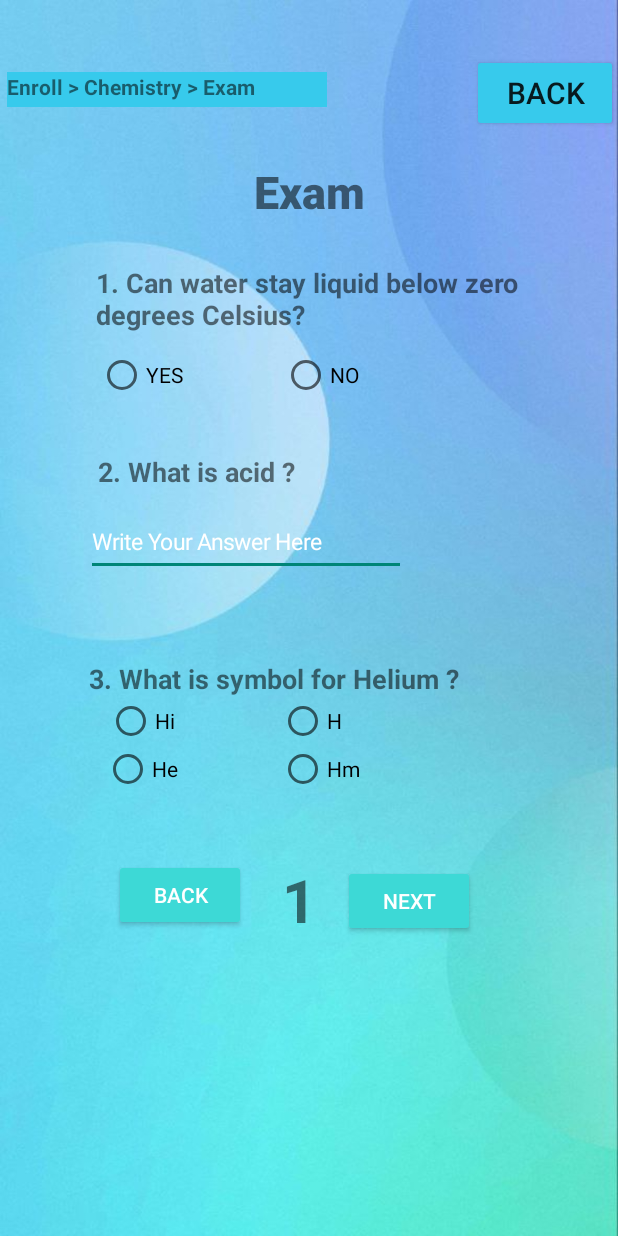
After one commit to Wan2729/Fect-DO, an Android app: the ChemistryExam screen opened directly, with no data from a screen before it, on a phone screen of 412 x 824 dp. The commit adds this screen. Run offline under Robolectric (Android 15) with nearby library versions, the phone set to English and light mode, and no system bars; Roboto replaces fonts that are not available here.

Commit message:
Chemistry Exam Page

```diff
--- a/app/build.gradle
+++ b/app/build.gradle
@@ -25,6 +25,7 @@ android {
         sourceCompatibility JavaVersion.VERSION_1_8
         targetCompatibility JavaVersion.VERSION_1_8
     }
+    namespace 'com.example.fectdo'
 }
 
 dependencies {
--- a/app/src/main/AndroidManifest.xml
+++ b/app/src/main/AndroidManifest.xml
@@ -1,7 +1,6 @@
 <?xml version="1.0" encoding="utf-8"?>
 <manifest xmlns:android="http://schemas.android.com/apk/res/android"
-    xmlns:tools="http://schemas.android.com/tools"
-    package="com.example.fectdo">
+    xmlns:tools="http://schemas.android.com/tools">
 
     <application
         android:allowBackup="true"
@@ -13,6 +12,9 @@
         android:supportsRtl="true"
         android:theme="@style/Theme.FectDo"
         tools:targetApi="31">
+        <activity
+            android:name=".ChemistryExam"
+            android:exported="false" />
         <activity
             android:name=".LoginPage"
             android:exported="false" />
--- /dev/null
+++ b/app/src/main/java/com/example/fectdo/ChemistryExam.java
@@ -0,0 +1,14 @@
+package com.example.fectdo;
+
+import androidx.appcompat.app.AppCompatActivity;
+
+import android.os.Bundle;
+
+public class ChemistryExam extends AppCompatActivity {
+
+    @Override
+    protected void onCreate(Bundle savedInstanceState) {
+        super.onCreate(savedInstanceState);
+        setContentView(R.layout.chemistry_exam);
+    }
+}
--- /dev/null
+++ b/app/src/main/res/layout/chemistry_exam.xml
@@ -0,0 +1,214 @@
+<?xml version="1.0" encoding="utf-8"?>
+<androidx.constraintlayout.widget.ConstraintLayout xmlns:android="http://schemas.android.com/apk/res/android"
+    xmlns:app="http://schemas.android.com/apk/res-auto"
+    xmlns:tools="http://schemas.android.com/tools"
+    android:layout_width="match_parent"
+    android:layout_height="match_parent"
+    android:background="@drawable/wallpaper6"
+    tools:context=".ChemistryExam">
+
+    <Button
+        android:id="@+id/chemisExamBackBTN"
+        android:layout_width="97dp"
+        android:layout_height="52dp"
+        android:layout_marginTop="36dp"
+        android:backgroundTint="#37CAEC"
+        android:text="BACK"
+        android:textSize="20sp"
+        app:cornerRadius="80dp"
+        app:layout_constraintEnd_toEndOf="parent"
+        app:layout_constraintHorizontal_bias="1.0"
+        app:layout_constraintStart_toStartOf="parent"
+        app:layout_constraintTop_toTopOf="parent" />
+
+    <TextView
+        android:id="@+id/textView5"
+        android:layout_width="213dp"
+        android:layout_height="23dp"
+        android:layout_marginTop="48dp"
+        android:background="#37CAEC"
+        android:text="Enroll > Chemistry > Exam"
+        android:textStyle="bold"
+        app:layout_constraintEnd_toStartOf="@+id/chemisExamBackBTN"
+        app:layout_constraintHorizontal_bias="0.048"
+        app:layout_constraintStart_toStartOf="parent"
+        app:layout_constraintTop_toTopOf="parent" />
+
+    <androidx.constraintlayout.widget.ConstraintLayout
+        android:layout_width="410dp"
+        android:layout_height="545dp"
+        android:layout_marginTop="20dp"
+        app:layout_constraintBottom_toBottomOf="parent"
+        app:layout_constraintEnd_toEndOf="parent"
+        app:layout_constraintHorizontal_bias="1.0"
+        app:layout_constraintStart_toStartOf="parent"
+        app:layout_constraintTop_toBottomOf="@+id/textView5"
+        app:layout_constraintVertical_bias="0.0">
+
+        <TextView
+            android:id="@+id/textView"
+            android:layout_width="wrap_content"
+            android:layout_height="wrap_content"
+            android:layout_marginTop="16dp"
+            android:fontFamily="sans-serif-medium"
+            android:text="Exam"
+            android:textSize="30sp"
+            android:textStyle="bold"
+            app:layout_constraintEnd_toEndOf="parent"
+            app:layout_constraintHorizontal_bias="0.498"
+            app:layout_constraintStart_toStartOf="parent"
+            app:layout_constraintTop_toTopOf="parent" />
+
+        <TextView
+            android:id="@+id/textView2"
+            android:layout_width="wrap_content"
+            android:layout_height="wrap_content"
+            android:layout_marginTop="28dp"
+            android:text="1. Can water stay liquid below zero \ndegrees Celsius?"
+            android:textSize="18dp"
+            android:textStyle="bold"
+            app:layout_constraintEnd_toEndOf="parent"
+            app:layout_constraintStart_toStartOf="parent"
+            app:layout_constraintTop_toBottomOf="@+id/textView" />
+
+        <TextView
+            android:id="@+id/textView3"
+            android:layout_width="wrap_content"
+            android:layout_height="wrap_content"
+            android:layout_marginTop="36dp"
+            android:text="2. What is acid ?"
+            android:textSize="18dp"
+            android:textStyle="bold"
+            app:layout_constraintEnd_toEndOf="parent"
+            app:layout_constraintHorizontal_bias="0.228"
+            app:layout_constraintStart_toStartOf="parent"
+            app:layout_constraintTop_toBottomOf="@+id/hemistryYESanswer" />
+
+        <TextView
+            android:id="@+id/textView4"
+            android:layout_width="wrap_content"
+            android:layout_height="wrap_content"
+            android:layout_marginTop="56dp"
+            android:text="3. What is symbol for Helium ?"
+            android:textSize="18dp"
+            android:textStyle="bold"
+            app:layout_constraintEnd_toEndOf="parent"
+            app:layout_constraintHorizontal_bias="0.349"
+            app:layout_constraintStart_toStartOf="parent"
+            app:layout_constraintTop_toBottomOf="@+id/ChemistryETanswer" />
+
+        <Button
+            android:id="@+id/NextQChemistryBTN"
+            android:layout_width="wrap_content"
+            android:layout_height="wrap_content"
+            android:layout_marginTop="48dp"
+            android:backgroundTint="#3DD9D6"
+            android:text="Next"
+            android:textColor="@color/white"
+            app:layout_constraintEnd_toEndOf="parent"
+            app:layout_constraintHorizontal_bias="0.157"
+            app:layout_constraintStart_toEndOf="@+id/textView6"
+            app:layout_constraintTop_toBottomOf="@+id/ChemistryHManswer" />
+
+        <Button
+            android:id="@+id/BackQChemistryBTN"
+            android:layout_width="wrap_content"
+            android:layout_height="wrap_content"
+            android:layout_marginTop="44dp"
+            android:backgroundTint="#3DD9D6"
+            android:text="Back"
+            android:textColor="@color/white"
+            app:layout_constraintEnd_toStartOf="@+id/textView6"
+            app:layout_constraintHorizontal_bias="0.752"
+            app:layout_constraintStart_toStartOf="parent"
+            app:layout_constraintTop_toBottomOf="@+id/ChemistryHEanswer" />
+
+        <TextView
+            android:id="@+id/textView6"
+            android:layout_width="wrap_content"
+            android:layout_height="wrap_content"
+            android:layout_marginTop="44dp"
+            android:text="1"
+            android:textSize="40sp"
+            android:textStyle="bold"
+            app:layout_constraintEnd_toEndOf="parent"
+            app:layout_constraintHorizontal_bias="0.48"
+            app:layout_constraintStart_toStartOf="parent"
+            app:layout_constraintTop_toBottomOf="@+id/ChemistryHManswer" />
+
+        <EditText
+            android:id="@+id/ChemistryETanswer"
+            android:layout_width="wrap_content"
+            android:layout_height="wrap_content"
+            android:layout_marginTop="12dp"
+            android:ems="10"
+            android:hint="@string/edittext_hint"
+            android:inputType="text"
+            android:textColorHint="@color/white"
+            app:layout_constraintEnd_toEndOf="parent"
+            app:layout_constraintHorizontal_bias="0.283"
+            app:layout_constraintStart_toStartOf="parent"
+            app:layout_constraintTop_toBottomOf="@+id/textView3" />
+
+        <RadioButton
+            android:id="@+id/hemistryYESanswer"
+            android:layout_width="wrap_content"
+            android:layout_height="wrap_content"
+            android:layout_marginTop="12dp"
+            android:text="YES"
+            app:layout_constraintEnd_toEndOf="parent"
+            app:layout_constraintHorizontal_bias="0.18"
+            app:layout_constraintStart_toStartOf="parent"
+            app:layout_constraintTop_toBottomOf="@+id/textView2" />
+
+        <RadioButton
+            android:id="@+id/ChemistryNOanswer"
+            android:layout_width="wrap_content"
+            android:layout_height="wrap_content"
+            android:layout_marginTop="12dp"
+            android:text="NO"
+            app:layout_constraintEnd_toEndOf="parent"
+            app:layout_constraintHorizontal_bias="0.276"
+            app:layout_constraintStart_toEndOf="@+id/hemistryYESanswer"
+            app:layout_constraintTop_toBottomOf="@+id/textView2" />
+
+        <RadioButton
+            android:id="@+id/ChemistryHEanswer"
+            android:layout_width="wrap_content"
+            android:layout_height="wrap_content"
+            android:text="He"
+            app:layout_constraintEnd_toStartOf="@+id/ChemistryHManswer"
+            app:layout_constraintStart_toStartOf="parent"
+            app:layout_constraintTop_toBottomOf="@+id/ChemistryHIanswer" />
+
+        <RadioButton
+            android:id="@+id/ChemistryHIanswer"
+            android:layout_width="wrap_content"
+            android:layout_height="wrap_content"
+            android:text="Hi"
+            app:layout_constraintEnd_toStartOf="@+id/ChemistryHanswer"
+            app:layout_constraintStart_toStartOf="parent"
+            app:layout_constraintTop_toBottomOf="@+id/textView4" />
+
+        <RadioButton
+            android:id="@+id/ChemistryHanswer"
+            android:layout_width="wrap_content"
+            android:layout_height="wrap_content"
+            android:text="H"
+            app:layout_constraintEnd_toEndOf="parent"
+            app:layout_constraintStart_toStartOf="parent"
+            app:layout_constraintTop_toBottomOf="@+id/textView4" />
+
+        <RadioButton
+            android:id="@+id/ChemistryHManswer"
+            android:layout_width="wrap_content"
+            android:layout_height="wrap_content"
+            android:text="Hm"
+            app:layout_constraintEnd_toEndOf="parent"
+            app:layout_constraintHorizontal_bias="0.516"
+            app:layout_constraintStart_toStartOf="parent"
+            app:layout_constraintTop_toBottomOf="@+id/ChemistryHanswer" />
+    </androidx.constraintlayout.widget.ConstraintLayout>
+
+
+</androidx.constraintlayout.widget.ConstraintLayout>
--- a/app/src/main/res/values/strings.xml
+++ b/app/src/main/res/values/strings.xml
@@ -1,4 +1,5 @@
 <resources>
     <string name="app_name">Fect-Do</string>
     <string name="underlined_dynamic_text"><u>%s</u></string>
+    <string name="edittext_hint"><font size="15">Write Your Answer Here</font></string>
 </resources>
--- a/build.gradle
+++ b/build.gradle
@@ -1,8 +1,8 @@
 // Top-level build file where you can add configuration options common to all sub-projects/modules.
 
 plugins {
-    id 'com.android.application' version '7.4.2' apply false
-    id 'com.android.library' version '7.4.2' apply false
+    id 'com.android.application' version '8.1.2' apply false
+    id 'com.android.library' version '8.1.2' apply false
 
 
 }
--- a/gradle.properties
+++ b/gradle.properties
@@ -19,3 +19,5 @@ android.useAndroidX=true
 # resources declared in the library itself and none from the library's dependencies,
 # thereby reducing the size of the R class for that library
 android.nonTransitiveRClass=true
+android.defaults.buildfeatures.buildconfig=true
+android.nonFinalResIds=false
```
Also changed, not shown: gradle/wrapper/gradle-wrapper.properties.
